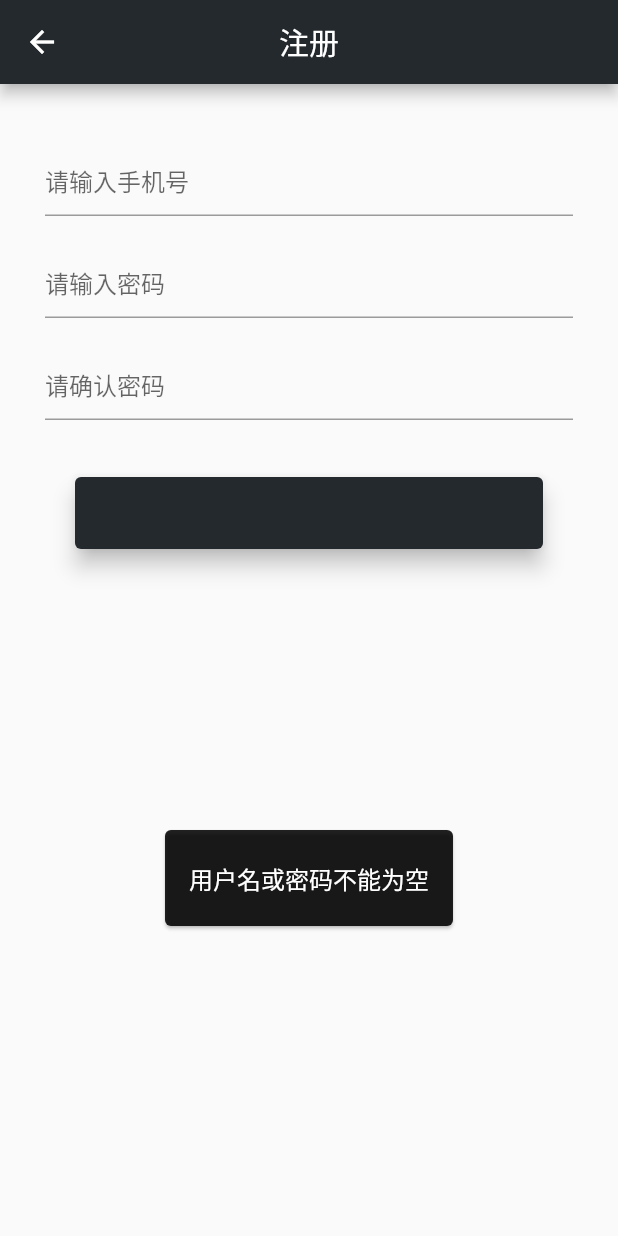
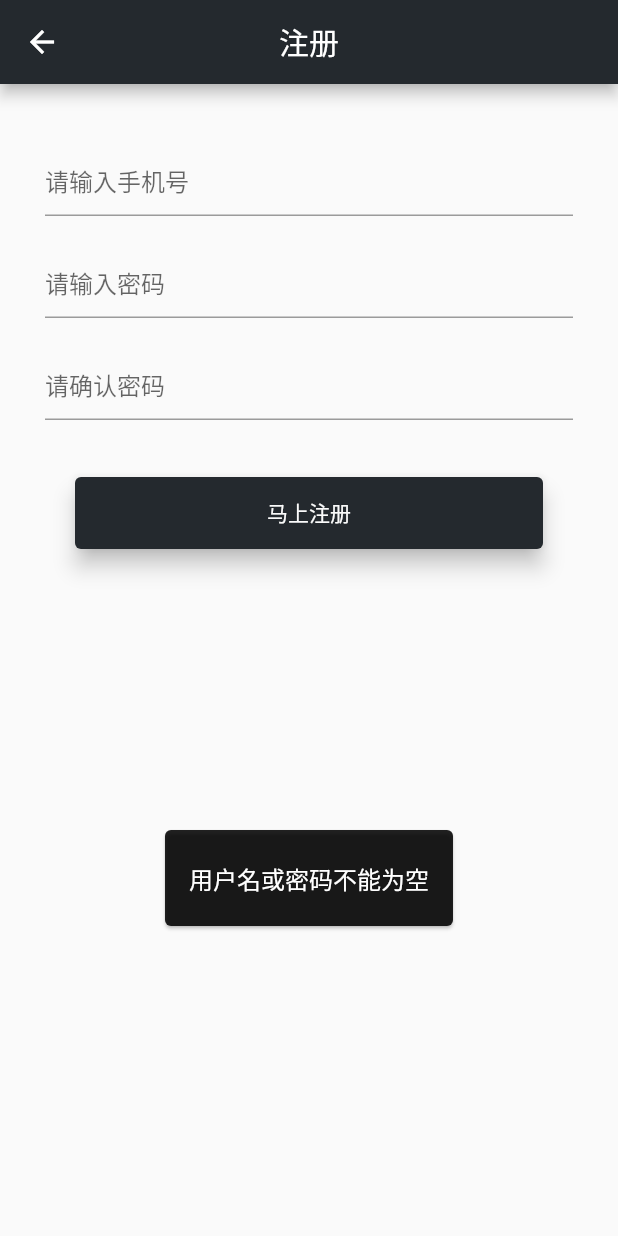
Before and after one commit to limhGeek/flutter_mcu, a Flutter app: the RegisterPage screen opened directly, after a tap on "马上注册", on a phone screen of 412 x 824 dp. Run offline on Flutter 3.47's test engine with Material 2 defaults, Android fonts, the phone set to English and light mode, and no system bars; our stand-ins replace cached_network_image, dio, flutter_redux, redux, shared_preferences; missing offline and left inert: image_jpeg, photo, photo_manager; accounts and stored records are empty; project files that could hold a hidden picture were left out.

Commit message:
注册异常修复

```diff
--- a/lib/comm/net/Api.dart
+++ b/lib/comm/net/Api.dart
@@ -1,6 +1,6 @@
 class Api {
-//  static const String BaseUrl = "http://192.168.1.6:8080/";
-  static const String BaseUrl = "http://limhgeek.vicp.io:38651/";
+  static const String BaseUrl = "http://192.168.1.6:8080/";
+//  static const String BaseUrl = "http://limhgeek.vicp.io:38651/";
 
   static const String URL_LOGIN = "api/v1/user/login";
   static const String URL_REGISTER = "api/v1/user/register";
--- a/lib/view/view_drawer.dart
+++ b/lib/view/view_drawer.dart
@@ -108,7 +108,10 @@ class _MyDrawer extends State<MyDrawer> {
               ),
               ListTile(
                 title: RaisedButton(
-                  onPressed: () {},
+                  onPressed: () =>
+                      Navigator.push(context, MaterialPageRoute(builder: (_) {
+                        return LoginPage();
+                      })),
                   padding: new EdgeInsets.only(
                       left: 20.0, top: 10.0, right: 20.0, bottom: 10.0),
                   color: themeData.errorColor,
--- a/lib/view/view_register.dart
+++ b/lib/view/view_register.dart
@@ -1,8 +1,16 @@
+import 'dart:convert';
+
 import 'package:flutter/material.dart';
+import 'package:flutter_mcu/bean/Token.dart';
 import 'package:flutter_mcu/comm/net/Api.dart';
 import 'package:flutter_mcu/comm/net/Http.dart';
+import 'package:flutter_mcu/comm/redux/AppState.dart';
+import 'package:flutter_mcu/comm/redux/UserRedux.dart';
 import 'package:flutter_mcu/utils/sp_utils.dart';
 import 'package:flutter_mcu/utils/toast_utils.dart';
+import 'package:flutter_mcu/widget/view_loading.dart';
+import 'package:flutter_redux/flutter_redux.dart';
+import 'package:redux/redux.dart';
 
 class RegisterPage extends StatefulWidget {
   @override
@@ -17,15 +25,21 @@ class _RegisterPage extends State<RegisterPage> {
   var _userNameController = new TextEditingController();
   var _userPassController = new TextEditingController();
   var _truePassController = new TextEditingController();
+  bool _loading = false;
 
   @override
   Widget build(BuildContext context) {
+    return StoreBuilder<AppState>(
+      builder: (context, store) {
         return Scaffold(
           appBar: AppBar(
             centerTitle: true,
             title: Text('注册'),
           ),
-      body: Column(
+          body: ProgressDialog(
+            loading: _loading,
+            msg: "注册中...",
+            child: Column(
               mainAxisSize: MainAxisSize.max,
               mainAxisAlignment: MainAxisAlignment.start,
               children: <Widget>[
@@ -63,24 +77,32 @@ class _RegisterPage extends State<RegisterPage> {
                     color: Theme.of(context).primaryColor,
                     child: new FlatButton(
                         onPressed: () {
-                    _postRegister(_userNameController.text,
-                        _userPassController.text, _truePassController.text);
+                          _postRegister(
+                              _userNameController.text,
+                              _userPassController.text,
+                              _truePassController.text,
+                              store);
                         },
                         child: new Padding(
                           padding: new EdgeInsets.all(10.0),
                           child: new Text(
                             '马上注册',
-                      style: TextStyle(color: Theme.of(context).indicatorColor),
+                            style:
+                                TextStyle(color: Theme.of(context).canvasColor),
                           ),
                         )),
                   ),
                 )
               ],
             ),
+          ),
+        );
+      },
     );
   }
 
-  void _postRegister(String phone, String password1, String password2) async {
+  void _postRegister(
+      String phone, String password1, String password2, Store store) async {
     if (phone.isEmpty || password1.isEmpty || password2.isEmpty) {
       Toast.show(context, "用户名或密码不能为空");
       return;
@@ -89,17 +111,46 @@ class _RegisterPage extends State<RegisterPage> {
       Toast.show(context, "两次输入密码不一致");
       return;
     }
+    setState(() {
+      _loading = true;
+    });
     Http.post(Api.URL_REGISTER,
         successCallBack: (data) {
-          SpUtils.saveToken(data);
+          SpUtils.saveToken(json.encode(data));
           SpUtils.getToken().then((token) {
             Toast.show(context, "注册成功");
-            Navigator.pushReplacementNamed(context, "/");
+            _getUserInfo(token, store);
           });
         },
         params: {'phone': phone, 'password': password1},
         errorCallBack: (errorMsg) {
+          setState(() {
+            _loading = false;
+          });
           Toast.show(context, errorMsg);
         });
   }
+
+  void _getUserInfo(Token token, Store store) {
+    print('Token=' + token.toString());
+    Http.get(Api.URL_USERINFO,
+        successCallBack: (data) {
+          setState(() {
+            _loading = false;
+          });
+          SpUtils.saveUser(json.encode(data));
+          SpUtils.getUser().then((user) {
+            store.dispatch(UpdateUserAction(user));
+            Navigator.pushReplacementNamed(context, "/");
+            Toast.show(context, "注册成功");
+          });
+        },
+        header: {'Token': token.token},
+        errorCallBack: (errorMsg) {
+          Toast.show(context, errorMsg.toString());
+          setState(() {
+            _loading = false;
+          });
+        });
   }
+}
```
Lines whose indentation alone changed are shown as unchanged.
